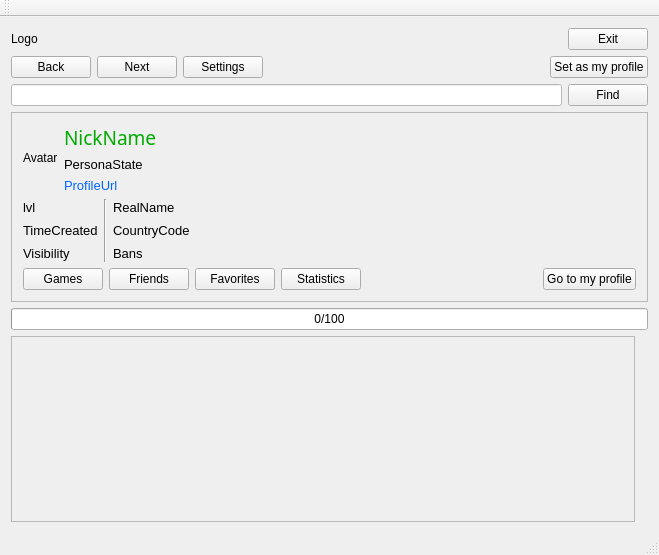
The window that AraSteamManager/mainwindow.ui (Arankir/AraSteamManager) describes before a commit, drawn with Qt 5.
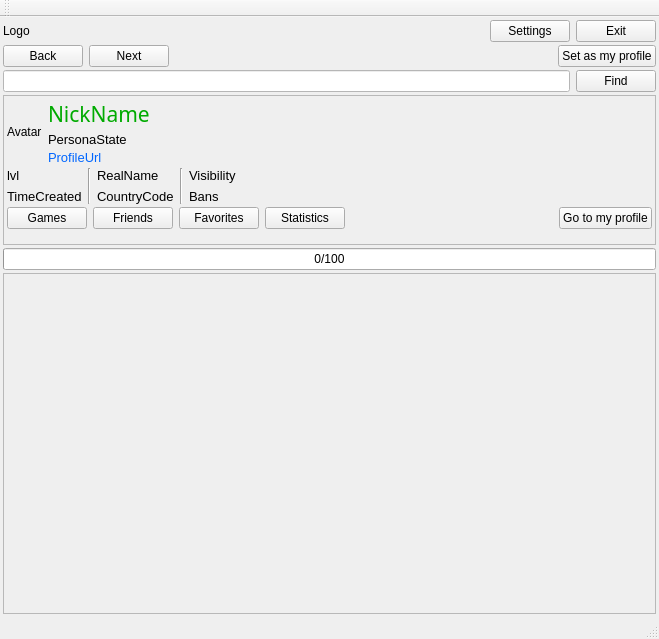
The same window after the commit.

Patch:
```diff
--- a/AraSteamManager/mainwindow.ui
+++ b/AraSteamManager/mainwindow.ui
@@ -7,7 +7,7 @@
     <x>0</x>
     <y>0</y>
     <width>659</width>
-    <height>555</height>
+    <height>639</height>
    </rect>
   </property>
   <property name="windowTitle">
@@ -15,6 +15,21 @@
   </property>
   <widget class="QWidget" name="centralWidget">
    <layout class="QVBoxLayout" name="verticalLayout">
+    <property name="spacing">
+     <number>3</number>
+    </property>
+    <property name="leftMargin">
+     <number>3</number>
+    </property>
+    <property name="topMargin">
+     <number>3</number>
+    </property>
+    <property name="rightMargin">
+     <number>3</number>
+    </property>
+    <property name="bottomMargin">
+     <number>3</number>
+    </property>
     <item>
      <layout class="QHBoxLayout" name="horizontalLayout_3">
       <item>
@@ -37,6 +52,13 @@
         </property>
        </spacer>
       </item>
+      <item>
+       <widget class="QPushButton" name="ButtonSettings">
+        <property name="text">
+         <string>Settings</string>
+        </property>
+       </widget>
+      </item>
       <item>
        <widget class="QPushButton" name="ButtonExit">
         <property name="text">
@@ -62,13 +84,6 @@
         </property>
        </widget>
       </item>
-      <item>
-       <widget class="QPushButton" name="ButtonSettings">
-        <property name="text">
-         <string>Settings</string>
-        </property>
-       </widget>
-      </item>
       <item>
        <spacer name="horizontalSpacer_3">
         <property name="orientation">
@@ -115,11 +130,11 @@
     </item>
     <item>
      <widget class="QScrollArea" name="ScrollAreaProfileInfo">
-      <property name="minimumSize">
-       <size>
-        <width>0</width>
-        <height>190</height>
-       </size>
+      <property name="sizePolicy">
+       <sizepolicy hsizetype="Expanding" vsizetype="Minimum">
+        <horstretch>0</horstretch>
+        <verstretch>0</verstretch>
+       </sizepolicy>
       </property>
       <property name="maximumSize">
        <size>
@@ -138,19 +153,37 @@
         <rect>
          <x>0</x>
          <y>0</y>
-         <width>639</width>
-         <height>188</height>
+         <width>651</width>
+         <height>181</height>
         </rect>
        </property>
        <layout class="QVBoxLayout" name="verticalLayout_2">
+        <property name="spacing">
+         <number>3</number>
+        </property>
+        <property name="leftMargin">
+         <number>3</number>
+        </property>
+        <property name="topMargin">
+         <number>3</number>
+        </property>
+        <property name="rightMargin">
+         <number>3</number>
+        </property>
+        <property name="bottomMargin">
+         <number>15</number>
+        </property>
         <item>
          <layout class="QGridLayout" name="gridLayout_2">
+          <property name="verticalSpacing">
+           <number>3</number>
+          </property>
           <item row="0" column="1">
            <widget class="QLabel" name="LabelNick">
             <property name="font">
              <font>
               <family>Mongolian Baiti</family>
-              <pointsize>14</pointsize>
+              <pointsize>16</pointsize>
              </font>
             </property>
             <property name="styleSheet">
@@ -174,48 +207,6 @@
             </property>
            </spacer>
           </item>
-          <item row="1" column="1">
-           <widget class="QLabel" name="LabelPersonaState">
-            <property name="maximumSize">
-             <size>
-              <width>16777215</width>
-              <height>16</height>
-             </size>
-            </property>
-            <property name="font">
-             <font>
-              <pointsize>10</pointsize>
-             </font>
-            </property>
-            <property name="text">
-             <string>PersonaState</string>
-            </property>
-            <property name="alignment">
-             <set>Qt::AlignLeading|Qt::AlignLeft|Qt::AlignTop</set>
-            </property>
-           </widget>
-          </item>
-          <item row="2" column="1">
-           <widget class="QLabel" name="LabelProfileUrl">
-            <property name="maximumSize">
-             <size>
-              <width>16777215</width>
-              <height>16</height>
-             </size>
-            </property>
-            <property name="font">
-             <font>
-              <pointsize>10</pointsize>
-             </font>
-            </property>
-            <property name="styleSheet">
-             <string notr="true">color: rgb(0, 102, 255);</string>
-            </property>
-            <property name="text">
-             <string>ProfileUrl</string>
-            </property>
-           </widget>
-          </item>
           <item row="0" column="0" rowspan="3">
            <widget class="QLabel" name="LabelAvatar">
             <property name="maximumSize">
@@ -229,54 +220,58 @@
             </property>
            </widget>
           </item>
+          <item row="2" column="1" colspan="2">
+           <widget class="QLabel" name="LabelProfileUrl">
+            <property name="maximumSize">
+             <size>
+              <width>16777215</width>
+              <height>16</height>
+             </size>
+            </property>
+            <property name="font">
+             <font>
+              <pointsize>10</pointsize>
+             </font>
+            </property>
+            <property name="styleSheet">
+             <string notr="true">color: rgb(0, 102, 255);</string>
+            </property>
+            <property name="text">
+             <string>ProfileUrl</string>
+            </property>
+            <property name="wordWrap">
+             <bool>true</bool>
+            </property>
+           </widget>
+          </item>
+          <item row="1" column="1" colspan="2">
+           <widget class="QLabel" name="LabelPersonaState">
+            <property name="maximumSize">
+             <size>
+              <width>16777215</width>
+              <height>16</height>
+             </size>
+            </property>
+            <property name="font">
+             <font>
+              <pointsize>10</pointsize>
+             </font>
+            </property>
+            <property name="text">
+             <string>PersonaState</string>
+            </property>
+            <property name="alignment">
+             <set>Qt::AlignLeading|Qt::AlignLeft|Qt::AlignTop</set>
+            </property>
+            <property name="wordWrap">
+             <bool>true</bool>
+            </property>
+           </widget>
+          </item>
          </layout>
         </item>
         <item>
          <layout class="QGridLayout" name="gridLayout_3">
-          <item row="0" column="0">
-           <widget class="QLabel" name="Labellvl">
-            <property name="font">
-             <font>
-              <pointsize>10</pointsize>
-             </font>
-            </property>
-            <property name="text">
-             <string>lvl</string>
-            </property>
-           </widget>
-          </item>
-          <item row="0" column="1" rowspan="3">
-           <widget class="Line" name="line">
-            <property name="orientation">
-             <enum>Qt::Vertical</enum>
-            </property>
-           </widget>
-          </item>
-          <item row="0" column="2">
-           <widget class="QLabel" name="LabelRealName">
-            <property name="font">
-             <font>
-              <pointsize>10</pointsize>
-             </font>
-            </property>
-            <property name="text">
-             <string>RealName</string>
-            </property>
-           </widget>
-          </item>
-          <item row="0" column="3" rowspan="2">
-           <spacer name="horizontalSpacer_5">
-            <property name="orientation">
-             <enum>Qt::Horizontal</enum>
-            </property>
-            <property name="sizeHint" stdset="0">
-             <size>
-              <width>40</width>
-              <height>20</height>
-             </size>
-            </property>
-           </spacer>
-          </item>
           <item row="1" column="0">
            <widget class="QLabel" name="LabelTimeCreated">
             <property name="font">
@@ -301,7 +296,44 @@
             </property>
            </widget>
           </item>
-          <item row="2" column="0">
+          <item row="0" column="2">
+           <widget class="QLabel" name="LabelRealName">
+            <property name="font">
+             <font>
+              <pointsize>10</pointsize>
+             </font>
+            </property>
+            <property name="text">
+             <string>RealName</string>
+            </property>
+           </widget>
+          </item>
+          <item row="0" column="0">
+           <widget class="QLabel" name="Labellvl">
+            <property name="font">
+             <font>
+              <pointsize>10</pointsize>
+             </font>
+            </property>
+            <property name="text">
+             <string>lvl</string>
+            </property>
+           </widget>
+          </item>
+          <item row="0" column="5" rowspan="2">
+           <spacer name="horizontalSpacer_5">
+            <property name="orientation">
+             <enum>Qt::Horizontal</enum>
+            </property>
+            <property name="sizeHint" stdset="0">
+             <size>
+              <width>40</width>
+              <height>20</height>
+             </size>
+            </property>
+           </spacer>
+          </item>
+          <item row="0" column="4">
            <widget class="QLabel" name="LabelProfileVisibility">
             <property name="font">
              <font>
@@ -313,7 +345,7 @@
             </property>
            </widget>
           </item>
-          <item row="2" column="2">
+          <item row="1" column="4">
            <widget class="QLabel" name="LabelBans">
             <property name="font">
              <font>
@@ -325,6 +357,20 @@
             </property>
            </widget>
           </item>
+          <item row="0" column="1" rowspan="2">
+           <widget class="Line" name="line">
+            <property name="orientation">
+             <enum>Qt::Vertical</enum>
+            </property>
+           </widget>
+          </item>
+          <item row="0" column="3" rowspan="2">
+           <widget class="Line" name="line_2">
+            <property name="orientation">
+             <enum>Qt::Vertical</enum>
+            </property>
+           </widget>
+          </item>
          </layout>
         </item>
         <item>
@@ -368,7 +414,7 @@
             <property name="sizeHint" stdset="0">
              <size>
               <width>40</width>
-              <height>20</height>
+              <height>10</height>
              </size>
             </property>
            </spacer>
@@ -408,26 +454,13 @@
           <rect>
            <x>0</x>
            <y>0</y>
-           <width>618</width>
-           <height>163</height>
+           <width>649</width>
+           <height>281</height>
           </rect>
          </property>
         </widget>
        </widget>
       </item>
-      <item>
-       <spacer name="verticalSpacer">
-        <property name="orientation">
-         <enum>Qt::Vertical</enum>
-        </property>
-        <property name="sizeHint" stdset="0">
-         <size>
-          <width>13</width>
-          <height>37</height>
-         </size>
-        </property>
-       </spacer>
-      </item>
      </layout>
     </item>
    </layout>
```
